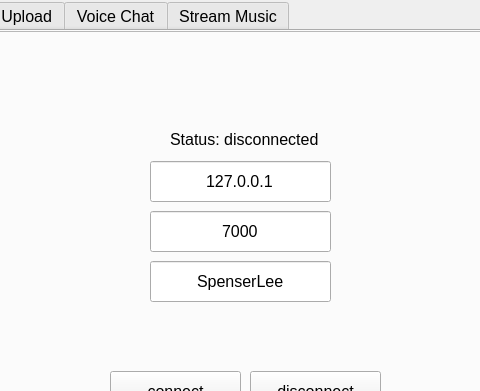
First picture: the form in Client/client.ui, repository MartinMinkov/Comm-Audio, before the edit; both pictures show x 252 to 732 and y 0 to 391 of the 968 by 542 pixel window.
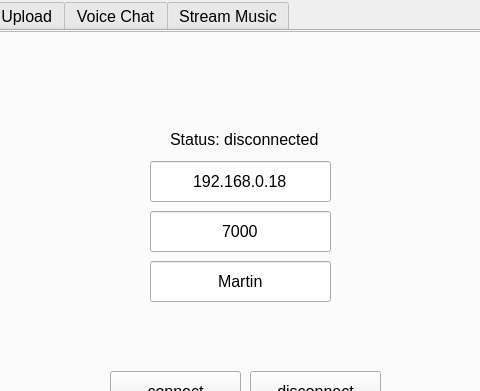
Second picture: the form after the edit. The open tabs and pages were chosen to show the change. Icons and pictures are not drawn.

Patch:
```diff
--- a/Client/client.ui
+++ b/Client/client.ui
@@ -113,7 +113,7 @@
       </font>
      </property>
      <property name="text">
-      <string>127.0.0.1</string>
+      <string>192.168.0.18</string>
      </property>
      <property name="alignment">
       <set>Qt::AlignCenter</set>
@@ -163,7 +163,7 @@
       </font>
      </property>
      <property name="text">
-      <string>SpenserLee</string>
+      <string>Martin</string>
      </property>
      <property name="alignment">
       <set>Qt::AlignCenter</set>
```
Left out of the diff: 2 changed lines with no effect on the pictures.
